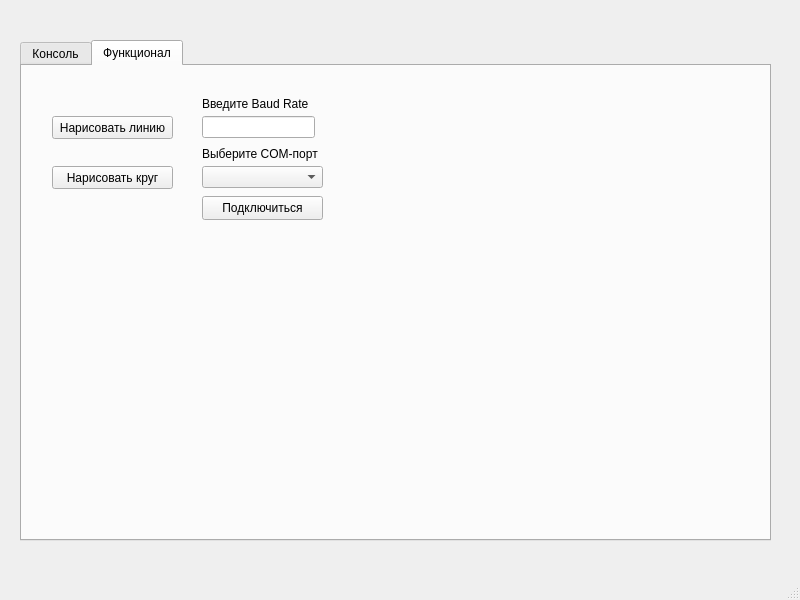
Old version of the form gui/mainwindow.ui in the repository lanDo403/cnc-software.
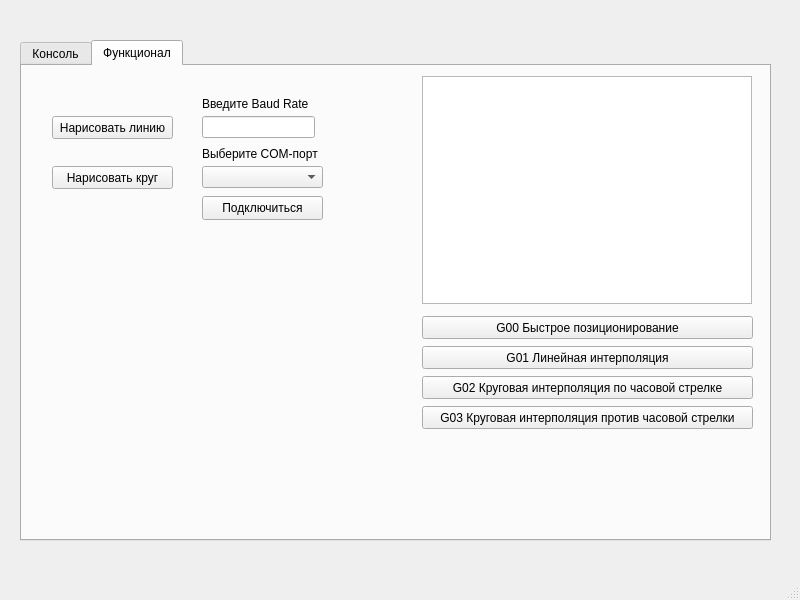
New version of the form. The open tabs and pages were chosen to show the change.

The edit to the form file:
```diff
--- a/gui/mainwindow.ui
+++ b/gui/mainwindow.ui
@@ -136,6 +136,80 @@
        <string>Подключиться</string>
       </property>
      </widget>
+     <widget class="QGraphicsView" name="graphicsView">
+      <property name="geometry">
+       <rect>
+        <x>400</x>
+        <y>10</y>
+        <width>330</width>
+        <height>228</height>
+       </rect>
+      </property>
+      <property name="minimumSize">
+       <size>
+        <width>330</width>
+        <height>228</height>
+       </size>
+      </property>
+      <property name="maximumSize">
+       <size>
+        <width>330</width>
+        <height>228</height>
+       </size>
+      </property>
+     </widget>
+     <widget class="QPushButton" name="pushButton_2">
+      <property name="geometry">
+       <rect>
+        <x>400</x>
+        <y>250</y>
+        <width>331</width>
+        <height>23</height>
+       </rect>
+      </property>
+      <property name="text">
+       <string>G00 Быстрое позиционирование</string>
+      </property>
+     </widget>
+     <widget class="QPushButton" name="pushButton_3">
+      <property name="geometry">
+       <rect>
+        <x>400</x>
+        <y>280</y>
+        <width>331</width>
+        <height>23</height>
+       </rect>
+      </property>
+      <property name="text">
+       <string>G01 Линейная интерполяция</string>
+      </property>
+     </widget>
+     <widget class="QPushButton" name="pushButton_4">
+      <property name="geometry">
+       <rect>
+        <x>400</x>
+        <y>310</y>
+        <width>331</width>
+        <height>23</height>
+       </rect>
+      </property>
+      <property name="text">
+       <string>G02 Круговая интерполяция по часовой стрелке</string>
+      </property>
+     </widget>
+     <widget class="QPushButton" name="pushButton_5">
+      <property name="geometry">
+       <rect>
+        <x>400</x>
+        <y>340</y>
+        <width>331</width>
+        <height>23</height>
+       </rect>
+      </property>
+      <property name="text">
+       <string>G03 Круговая интерполяция против часовой стрелки</string>
+      </property>
+     </widget>
     </widget>
    </widget>
   </widget>
```
Left out of the diff: 6 changed lines with no effect on the pictures.
